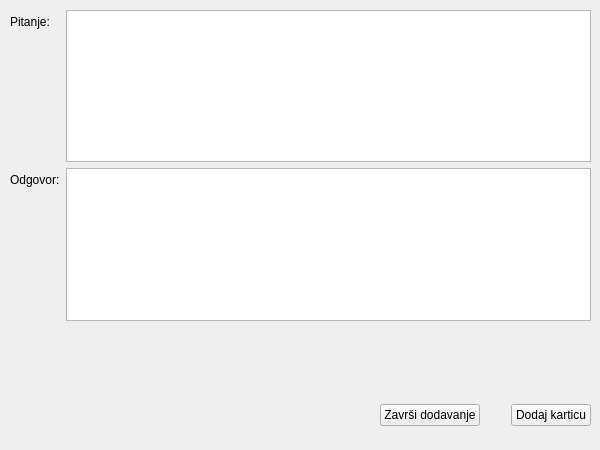
First picture: the form in app/forms/createdeckwindow.ui, repository bogdans55/StudySphere, before the edit.
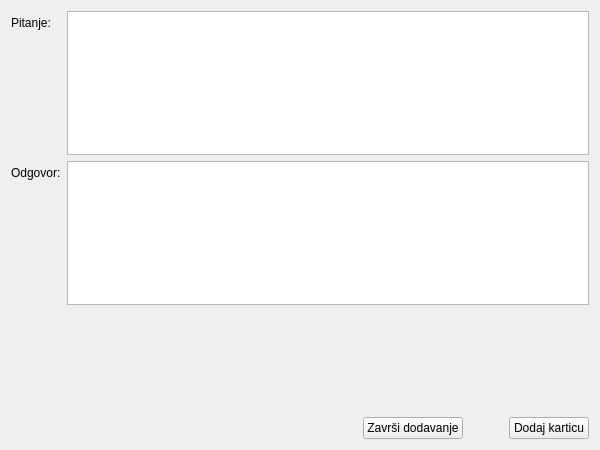
Second picture: the form after the edit.

```diff
--- a/app/forms/createdeckwindow.ui
+++ b/app/forms/createdeckwindow.ui
@@ -13,15 +13,8 @@
   <property name="windowTitle">
    <string>Form</string>
   </property>
-  <widget class="QWidget" name="formLayoutWidget">
-   <property name="geometry">
-    <rect>
-     <x>10</x>
-     <y>10</y>
-     <width>581</width>
-     <height>311</height>
-    </rect>
-   </property>
+  <layout class="QVBoxLayout" name="verticalLayout_2">
+   <item>
    <layout class="QFormLayout" name="formLayout_2">
     <item row="0" column="0">
      <widget class="QLabel" name="label">
@@ -41,22 +34,43 @@
      </widget>
     </item>
     <item row="1" column="1">
-     <widget class="QTextEdit" name="textEdit_2"/>
-    </item>
-   </layout>
-  </widget>
-  <widget class="QWidget" name="horizontalLayoutWidget">
-   <property name="geometry">
-    <rect>
-     <x>380</x>
-     <y>390</y>
-     <width>211</width>
-     <height>51</height>
-    </rect>
-   </property>
+      <widget class="QTextEdit" name="answerTextEdit"/>
+     </item>
+     <item row="2" column="1">
+      <spacer name="verticalSpacer_2">
+       <property name="orientation">
+        <enum>Qt::Vertical</enum>
+       </property>
+       <property name="sizeType">
+        <enum>QSizePolicy::MinimumExpanding</enum>
+       </property>
+       <property name="sizeHint" stdset="0">
+        <size>
+         <width>20</width>
+         <height>100</height>
+        </size>
+       </property>
+      </spacer>
+     </item>
+    </layout>
+   </item>
+   <item>
    <layout class="QHBoxLayout" name="horizontalLayout">
     <item>
-     <widget class="QPushButton" name="pushButton">
+      <spacer name="horizontalSpacer_2">
+       <property name="orientation">
+        <enum>Qt::Horizontal</enum>
+       </property>
+       <property name="sizeHint" stdset="0">
+        <size>
+         <width>40</width>
+         <height>20</height>
+        </size>
+       </property>
+      </spacer>
+     </item>
+     <item>
+      <widget class="QPushButton" name="finishedButton">
       <property name="text">
        <string>Završi dodavanje</string>
       </property>
@@ -67,6 +81,9 @@
       <property name="orientation">
        <enum>Qt::Horizontal</enum>
       </property>
+       <property name="sizeType">
+        <enum>QSizePolicy::Minimum</enum>
+       </property>
       <property name="sizeHint" stdset="0">
        <size>
         <width>40</width>
@@ -83,7 +100,8 @@
      </widget>
     </item>
    </layout>
-  </widget>
+   </item>
+  </layout>
  </widget>
  <resources/>
  <connections/>
```
Left out of the diff: 4 changed lines with no effect on the pictures. Lines whose indentation alone changed are shown as unchanged.
